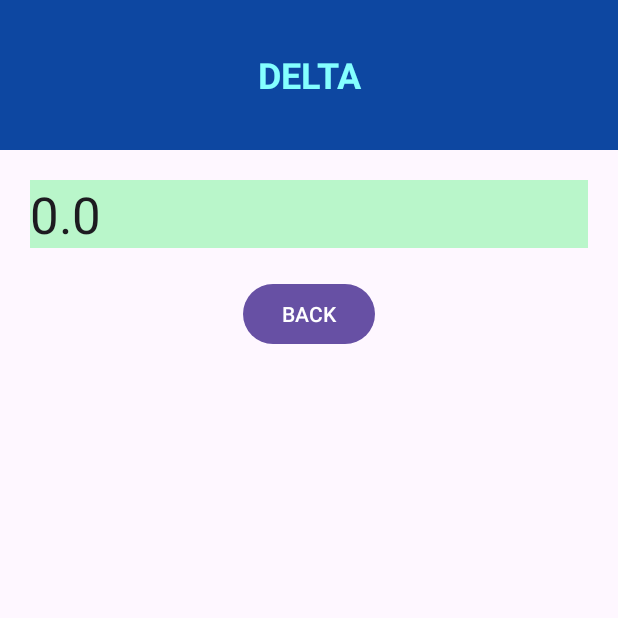
After one commit to NCH2024/Android-Project, an Android app: the Delta screen opened directly, with no data from a screen before it, on a phone screen of 412 x 824 dp, the top half of it. The commit adds this screen. Run offline under Robolectric (Android 15) with nearby library versions, the phone set to English and light mode, and no system bars; 3 statements that could not run were skipped.

Commit message:
change button click

```diff
--- a/Intent_TruyenDuLieu_Ontap/app/src/main/AndroidManifest.xml
+++ b/Intent_TruyenDuLieu_Ontap/app/src/main/AndroidManifest.xml
@@ -13,6 +13,12 @@
         android:theme="@style/Theme.Intent_TruyenDuLieu_OnTap"
         tools:targetApi="31">
         <activity
+            android:name=".Delta"
+            android:exported="false" />
+        <activity
+            android:name=".GiaiPT"
+            android:exported="false" />
+        <activity
             android:name=".MainActivity"
             android:exported="true">
             <intent-filter>
--- /dev/null
+++ b/Intent_TruyenDuLieu_Ontap/app/src/main/java/com/example/intent_truyendulieu_ontap/Delta.java
@@ -0,0 +1,50 @@
+package com.example.intent_truyendulieu_ontap;
+
+import android.os.Bundle;
+import android.widget.Button;
+import android.widget.EditText;
+import android.widget.Toast;
+
+import androidx.activity.EdgeToEdge;
+import androidx.appcompat.app.AppCompatActivity;
+import androidx.core.graphics.Insets;
+import androidx.core.view.ViewCompat;
+import androidx.core.view.WindowInsetsCompat;
+
+public class Delta extends AppCompatActivity {
+    //Khai báo các biến toàn cục
+    EditText edtDelta;
+    Button btnBackDelta;
+
+    //Hàm onCreate()
+    @Override
+    protected void onCreate(Bundle savedInstanceState) {
+        super.onCreate(savedInstanceState);
+        EdgeToEdge.enable(this);
+        setContentView(R.layout.activity_delta);
+        ViewCompat.setOnApplyWindowInsetsListener(findViewById(R.id.main), (v, insets) -> {
+            Insets systemBars = insets.getInsets(WindowInsetsCompat.Type.systemBars());
+            v.setPadding(systemBars.left, systemBars.top, systemBars.right, systemBars.bottom);
+            return insets;
+        });
+
+        //Ánh xạ các thành phần giao diện
+        edtDelta = findViewById(R.id.edtDelta);
+        btnBackDelta = findViewById(R.id.btnBackDelta);
+
+        //Tính Delta
+        Bundle bundle = getIntent().getBundleExtra("Delta");
+        double soA = bundle.getDouble("soA");
+        double soB = bundle.getDouble("soB");
+        double soC = bundle.getDouble("soC");
+        double delta = (soB * soB) - (4 * soA * soC);
+        edtDelta.setText(String.valueOf(delta));
+
+        //Thiết lập sự kiện cho nút Back
+        btnBackDelta.setOnClickListener(v -> {
+            //Xử lý sự kiện khi nút Back được nhấn
+            edtDelta.setText("");
+            finish();
+        });
+    }
+}
--- /dev/null
+++ b/Intent_TruyenDuLieu_Ontap/app/src/main/res/layout/activity_delta.xml
@@ -0,0 +1,41 @@
+<?xml version="1.0" encoding="utf-8"?>
+<LinearLayout xmlns:android="http://schemas.android.com/apk/res/android"
+    xmlns:app="http://schemas.android.com/apk/res-auto"
+    xmlns:tools="http://schemas.android.com/tools"
+    android:id="@+id/main"
+    android:layout_width="match_parent"
+    android:layout_height="match_parent"
+    android:orientation="vertical"
+    tools:context=".Delta">
+
+    <TextView
+        android:id="@+id/textView6"
+        android:layout_width="match_parent"
+        android:layout_height="100dp"
+        android:background="#0D47A1"
+        android:gravity="center"
+        android:text="DELTA"
+        android:textAlignment="center"
+        android:textColor="#84FFFF"
+        android:textSize="24sp"
+        android:textStyle="bold" />
+
+    <EditText
+        android:id="@+id/edtDelta"
+        android:layout_width="match_parent"
+        android:layout_height="wrap_content"
+        android:layout_margin="20dp"
+        android:background="#B9F6CA"
+        android:ems="10"
+        android:inputType="text"
+        android:textSize="34sp" />
+
+    <Button
+        android:id="@+id/btnBackDelta"
+        android:layout_width="wrap_content"
+        android:layout_height="wrap_content"
+        android:layout_gravity="center"
+        android:layout_marginLeft="80dp"
+        android:layout_marginRight="80dp"
+        android:text="BACK" />
+</LinearLayout>
--- a/Intent_TruyenDuLieu_Ontap/app/src/main/res/layout/activity_main.xml
+++ b/Intent_TruyenDuLieu_Ontap/app/src/main/res/layout/activity_main.xml
@@ -33,7 +33,7 @@
             android:layout_height="match_parent">
 
             <EditText
-                android:id="@+id/soA"
+                android:id="@+id/edtSoA"
                 android:layout_width="30dp"
                 android:layout_height="wrap_content"
                 android:background="#B9F6CA"
@@ -49,7 +49,7 @@
                 android:textSize="20sp" />
 
             <EditText
-                android:id="@+id/soB"
+                android:id="@+id/edtSoB"
                 android:layout_width="30dp"
                 android:layout_height="wrap_content"
                 android:background="#B9F6CA"
@@ -65,7 +65,7 @@
                 android:textSize="20sp" />
 
             <EditText
-                android:id="@+id/soC"
+                android:id="@+id/edtSoC"
                 android:layout_width="30dp"
                 android:layout_height="wrap_content"
                 android:background="#B9F6CA"
```
Also changed, not shown: Intent_TruyenDuLieu_Ontap/app/src/main/java/com/example/intent_truyendulieu_ontap/GiaiPT.java (added, +63 -0 lines), Intent_TruyenDuLieu_Ontap/app/src/main/java/com/example/intent_truyendulieu_ontap/MainActivity.java (+75 -0 lines), Intent_TruyenDuLieu_Ontap/app/src/main/res/layout/activity_giai_pt.xml (added, +41 -0 lines).
